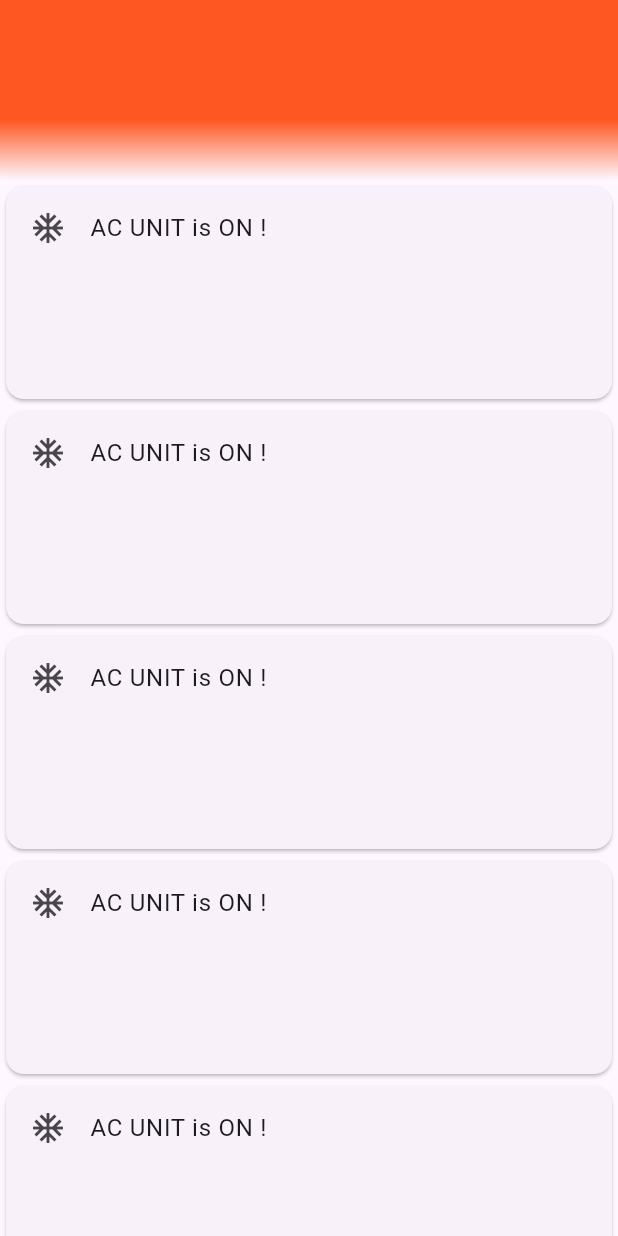
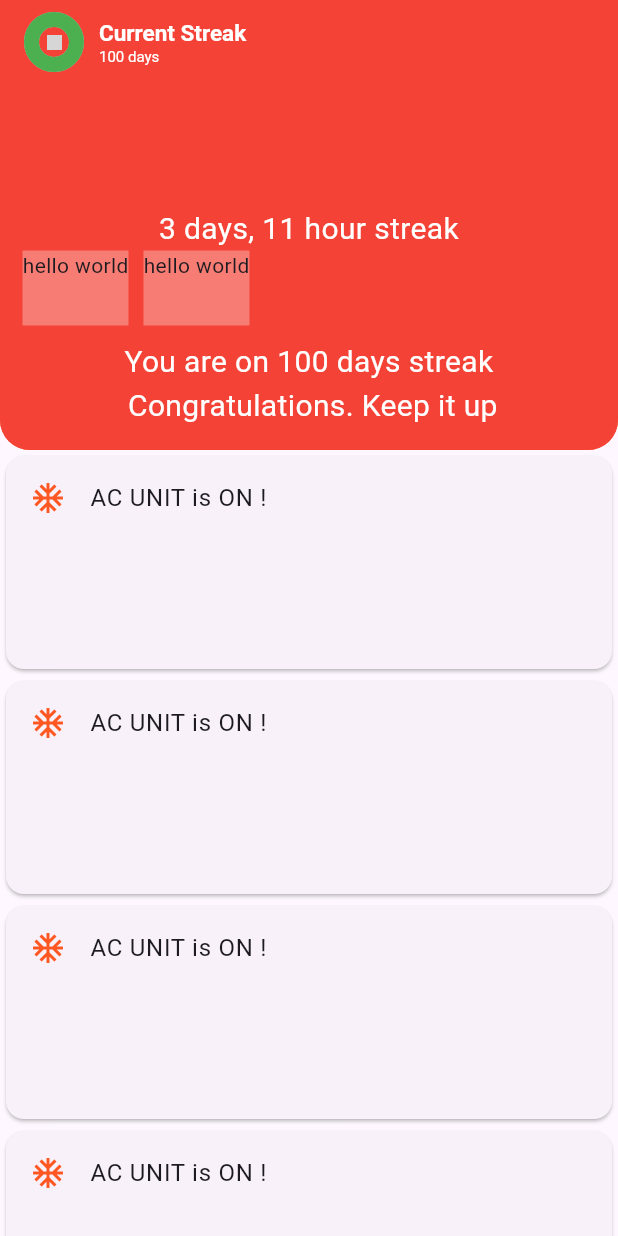
Before and after one commit to pmaxit/puchusapp, a Flutter app: the screen it shows after launch, on a phone screen of 412 x 824 dp. Run offline on Flutter 3.47's test engine with Material 2 defaults, Android fonts, the phone set to English and light mode, and no system bars; drawn by our look-alikes of percent_indicator; our stand-ins replace flutter_hooks, hooks_riverpod, just_audio, riverpod; network calls fail; grey boxes are pictures that could not be loaded.

Commit message:
adding final brainbuddy design

```diff
--- a/lib/pages/test_page_three.dart
+++ b/lib/pages/test_page_three.dart
@@ -2,31 +2,45 @@ import 'dart:ui';
 
 import 'package:flutter/foundation.dart';
 import 'package:flutter/material.dart';
+import 'package:flutter/services.dart';
 import 'package:flutter/widgets.dart';
+import 'package:oneui/pages/widgets/fadeoutWidget.dart';
 import 'package:oneui/pages/widgets/goal_widget.dart';
 import 'package:oneui/pages/widgets/streak_widget.dart';
+import 'package:percent_indicator/circular_percent_indicator.dart';
 
+import '../widgets/message_widget.dart';
 import 'widgets/flexible_custom_bar.dart';
 
 class TestPageThird extends StatelessWidget {
-  double maxHeight = 120;
+  double maxHeight = 300;
   double minHeight = 80;
   double clampedHeight = 250;
+  final ScrollController scrollController = ScrollController();
 
   TestPageThird({super.key});
   @override
   Widget build(BuildContext context) {
     return Scaffold(
-        body: CustomScrollView(slivers: [
+        body: CustomScrollView(controller: scrollController, slivers: [
+      // SliverPersistentHeader(
+      //   delegate: CustomHeaderDelegate(Colors.deepOrange, "Current Streak"),
+      //   pinned: true,
+      // ),
       SliverAppBar(
-        expandedHeight: minHeight,
         pinned: true,
+        floating: false,
+        expandedHeight: maxHeight,
+        flexibleSpace: _build_flexibleBar(context),
         automaticallyImplyLeading: false,
+        primary: true,
+        collapsedHeight: 100,
+        title: _buildTitle(),
         backgroundColor: Colors.deepOrange,
-      ),
-      SliverPersistentHeader(
-        pinned: true,
-        delegate: CustomHeaderDelegate(Colors.deepOrange, "Current Streak"),
+        shape: RoundedRectangleBorder(
+            borderRadius: BorderRadius.only(
+                bottomLeft: Radius.circular(20),
+                bottomRight: Radius.circular(20))),
       ),
 
       SliverFixedExtentList(
@@ -35,7 +49,7 @@ class TestPageThird extends StatelessWidget {
                 color: Theme.of(context).colorScheme.surface,
                 child: Card(
                     child: ListTile(
-                  leading: Icon(Icons.ac_unit),
+                  leading: Icon(Icons.ac_unit, color: Colors.deepOrange),
                   title: Text("AC UNIT is ON !"),
                 )));
           }, childCount: 10),
@@ -51,25 +65,45 @@ class TestPageThird extends StatelessWidget {
   Widget _build_flexibleBar(BuildContext context) {
     return LayoutBuilder(
       builder: (context, constraints) {
-        //print(constraints.maxHeight);
-        final expandRatio = clampDouble(
-            (constraints.maxHeight - clampedHeight) /
-                (maxHeight - clampedHeight),
-            0,
-            1);
-
-        final animation = CurvedAnimation(
-            parent: AlwaysStoppedAnimation(expandRatio),
-            curve: Curves.fastOutSlowIn);
         return FlexibleSpaceBar(
-          background: _build_background(context, animation),
+          background: _build_background(context),
           collapseMode: CollapseMode.pin,
         );
       },
     );
   }
 
-  Widget _build_background(BuildContext context, Animation animation) {
+  Widget _buildTitle() {
+    return Container(
+        width: double.infinity,
+        child: Row(children: [
+          CircularPercentIndicator(
+              radius: 20.0,
+              lineWidth: 10.0,
+              percent: 1,
+              progressColor: Colors.green,
+              center: Image.network(
+                "https://cdn-icons-png.flaticon.com/512/1828/1828884.png",
+                width: 10,
+                height: 10,
+              )),
+          SizedBox(width: 10),
+          Column(
+            crossAxisAlignment: CrossAxisAlignment.start,
+            children: [
+              Text("Current Streak",
+                  style: TextStyle(
+                      color: Colors.white,
+                      fontSize: 15,
+                      fontWeight: FontWeight.bold)),
+              Text("100 days",
+                  style: TextStyle(color: Colors.white, fontSize: 10)),
+            ],
+          )
+        ]));
+  }
+
+  Widget _build_background(BuildContext context) {
     return Container(
         decoration: const BoxDecoration(
           color: Colors.red,
@@ -77,9 +111,33 @@ class TestPageThird extends StatelessWidget {
               bottomLeft: Radius.circular(20),
               bottomRight: Radius.circular(20)),
         ),
-        child: Column(
-            mainAxisAlignment: MainAxisAlignment.end,
-            children: [StreakWidget()]));
+        child: Padding(
+          padding: const EdgeInsets.all(15.0),
+          child: Column(mainAxisAlignment: MainAxisAlignment.end, children: [
+            // StreakWidget(clampedPosition: 100),
+            // StreakWidget(clampedPosition: 100),
+            MessageWidget(title: "3 days, 11 hour streak"),
+            FadeOutWidget(
+              child: Row(
+                children: [
+                  Container(
+                      height: 50,
+                      color: Colors.white.withOpacity(0.3),
+                      child: Text("hello world")),
+                  const SizedBox(width: 10),
+                  Container(
+                      height: 50,
+                      color: Colors.white.withOpacity(0.3),
+                      child: Text("hello world"))
+                ],
+              ),
+            ),
+            const SizedBox(height: 10),
+            MessageWidget(
+                title:
+                    "You are on 100 days streak \n Congratulations. Keep it up"),
+          ]),
+        ));
   }
 
   Widget _body() {
--- /dev/null
+++ b/lib/pages/widgets/fadeoutWidget.dart
@@ -0,0 +1,34 @@
+import 'package:flutter/material.dart';
+
+import '../../utils/scroll_mixin.dart';
+
+class FadeOutWidget extends StatefulWidget {
+  final Widget child;
+  final int clampedPosition;
+  final GlobalKey keyWidget = GlobalKey();
+
+  FadeOutWidget({super.key, required this.child, this.clampedPosition = 100});
+
+  @override
+  _FadeOutWidgetState createState() => _FadeOutWidgetState();
+}
+
+class _FadeOutWidgetState extends State<FadeOutWidget>
+    with ScrollHideOnClampedPoint {
+  @override
+  Widget build(BuildContext context) {
+    return Opacity(
+      key: keyWidget,
+      opacity: opacity,
+      child: widget.child,
+    );
+  }
+
+  @override
+  // TODO: implement clampedPosition
+  int get clampedPosition => 100;
+
+  @override
+  // TODO: implement keyWidget
+  GlobalKey<State<StatefulWidget>> get keyWidget => widget.keyWidget;
+}
--- a/lib/pages/widgets/flexible_custom_bar.dart
+++ b/lib/pages/widgets/flexible_custom_bar.dart
@@ -8,8 +8,8 @@ class CustomHeaderDelegate extends SliverPersistentHeaderDelegate {
   final Color backgroundColor;
   final String _title;
 
-  final double maxHeight = 40;
-  final double minHeight = 30;
+  final double maxHeight = 200;
+  final double minHeight = 100;
 
   CustomHeaderDelegate(this.backgroundColor, this._title);
 
--- /dev/null
+++ b/lib/utils/scroll_mixin.dart
@@ -0,0 +1,61 @@
+// mixin is just a class without constructor
+import 'dart:ui';
+
+import 'package:flutter/material.dart';
+
+mixin ScrollHideOnClampedPoint<T extends StatefulWidget> on State<T> {
+  late ScrollController? scrollController;
+  int initialY = -1;
+  double opacity = 1;
+  int position = 0;
+
+  int get clampedPosition;
+  GlobalKey get keyWidget;
+
+  void _scrollListener() {
+    print(" scroll ${scrollController?.position.pixels.toString()}");
+
+    setState(() {
+      getPosition();
+    });
+  }
+
+  @override
+  void initState() {
+    super.initState();
+    getPosition();
+  }
+
+  void getPosition() {
+    WidgetsBinding.instance.addPostFrameCallback((_) {
+      /// Here you can have your context and do what ever you want
+      // get position
+      RenderBox? renderBox =
+          keyWidget.currentContext?.findRenderObject() as RenderBox?;
+      var newposition = renderBox?.localToGlobal(Offset.zero);
+      print('Position: ' + newposition!.dy.toString());
+
+      if (initialY == -1) {
+        initialY = newposition.dy.toInt();
+      }
+      if (newposition.dy.toInt() < clampedPosition) {
+        position = newposition.dy.toInt();
+        opacity = clampDouble(
+            (position - clampedPosition) / (initialY - clampedPosition), 0, 1);
+      } else {
+        position = newposition.dy.toInt();
+        opacity = clampDouble(
+            (position - clampedPosition) / (initialY - clampedPosition), 0, 1);
+      }
+    });
+  }
+
+  @override
+  void didChangeDependencies() {
+    scrollController = Scrollable.of(context).widget.controller;
+    scrollController?.addListener(() {
+      _scrollListener();
+    });
+    super.didChangeDependencies();
+  }
+}
--- /dev/null
+++ b/lib/widgets/message_widget.dart
@@ -0,0 +1,40 @@
+import 'package:flutter/material.dart';
+
+import '../utils/scroll_mixin.dart';
+
+class MessageWidget extends StatefulWidget {
+  String title;
+
+  MessageWidget({Key? key, required this.title}) : super(key: key);
+
+  @override
+  _MessageWidgetState createState() => _MessageWidgetState();
+}
+
+class _MessageWidgetState extends State<MessageWidget>
+    with ScrollHideOnClampedPoint {
+  @override
+  int get clampedPosition => 100;
+  final widgetKey = GlobalKey();
+
+  @override
+  GlobalKey get keyWidget => widgetKey;
+
+  @override
+  Widget build(BuildContext context) {
+    return Container(
+        key: keyWidget,
+        child: Opacity(
+          opacity: opacity,
+          child: Container(
+            child: Center(
+              child: Text(
+                widget.title,
+                style: TextStyle(color: Colors.white, fontSize: 20),
+                textAlign: TextAlign.center,
+              ),
+            ),
+          ),
+        ));
+  }
+}
--- a/pubspec.yaml
+++ b/pubspec.yaml
@@ -37,6 +37,7 @@ dependencies:
   hooks_riverpod: ^2.3.6
   just_audio: ^0.9.34
   flutter_hooks: ^0.18.6
+  percent_indicator: ^4.2.3
 
 dev_dependencies:
   flutter_test:
```
Also changed, not shown: lib/data/api.dart (+51 -3 lines), lib/data/song.dart (+7 -2 lines), lib/pages/home_page.dart (+12 -5 lines), lib/pages/widgets/streak_widget.dart (+19 -32 lines), pubspec.lock.
